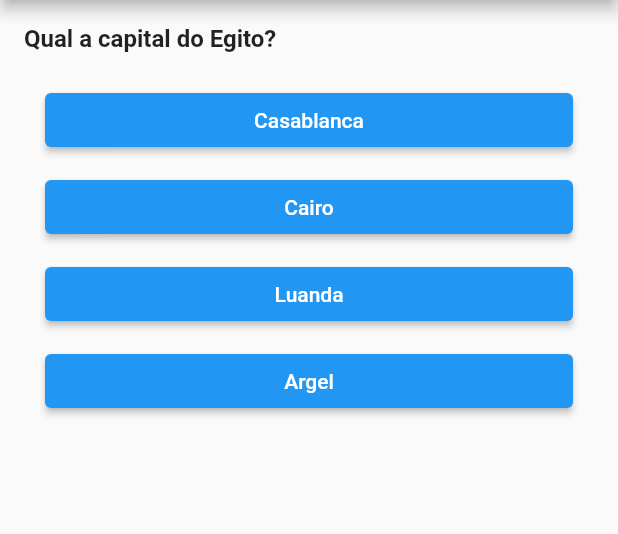
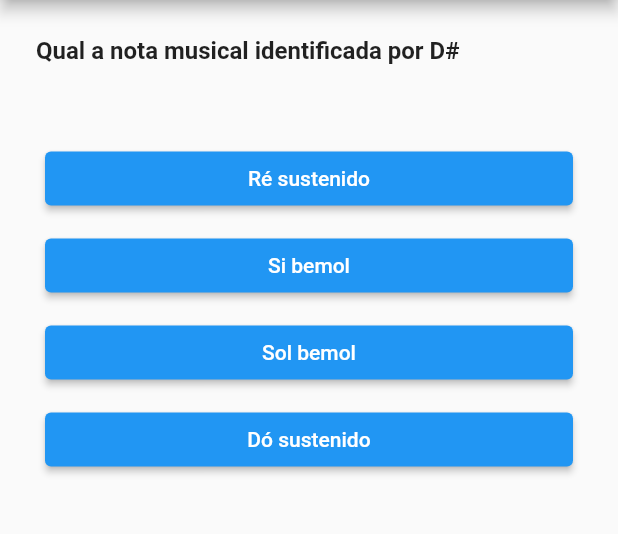
Before and after one commit to uespi-phb/prog4-20222, a Flutter app: the screen it shows after launch, on a phone screen of 412 x 824 dp, the part 84-618 px from its top. Run offline on Flutter 3.47's test engine with Material 2 defaults, Android fonts, the phone set to English and light mode, and no system bars.

Commit message:
Aula 2023-04-25

```diff
--- a/quizz/lib/models/database.dart
+++ b/quizz/lib/models/database.dart
@@ -1,60 +1,80 @@
 import './question.dart';
 
 class Database {
-  static const questions = [
+  static final questions = [
     Question(
+      score: 5,
       text: 'Qual a capital do Egito?',
       options: [
-        Option(text: 'Casablanca', correct: false),
-        Option(text: 'Cairo', correct: true),
-        Option(text: 'Luanda', correct: false),
-        Option(text: 'Argel', correct: false),
+        const Option(text: 'Casablanca', correct: false),
+        const Option(text: 'Cairo', correct: true),
+        const Option(text: 'Luanda', correct: false),
+        const Option(text: 'Argel', correct: false),
       ],
     ),
     Question(
+      score: 3,
       text: 'Qual a nota musical identificada por D#',
       options: [
-        Option(text: 'Dó sustenido', correct: false),
-        Option(text: 'Ré sustenido', correct: true),
-        Option(text: 'Sol bemol', correct: false),
-        Option(text: 'Si bemol', correct: false),
+        const Option(text: 'Dó sustenido', correct: false),
+        const Option(text: 'Ré sustenido', correct: true),
+        const Option(text: 'Sol bemol', correct: false),
+        const Option(text: 'Si bemol', correct: false),
       ],
     ),
     Question(
+      score: 2,
       text: 'Qual a linguagem de programação utilizada pelo framework Flutter?',
       options: [
-        Option(text: 'Dart', correct: true),
-        Option(text: 'Flutter', correct: false),
-        Option(text: 'Java', correct: false),
-        Option(text: 'Javascript', correct: false),
+        const Option(text: 'Dart', correct: true),
+        const Option(text: 'Flutter', correct: false),
+        const Option(text: 'Java', correct: false),
+        const Option(text: 'Javascript', correct: false),
       ],
     ),
     Question(
+      score: 8,
       text: 'Quem escreveu o livro 1984?',
       options: [
-        Option(text: 'George Orwell', correct: true),
-        Option(text: 'Herman Melville', correct: false),
-        Option(text: 'Ernest Hemingway', correct: false),
-        Option(text: 'Jane Austin', correct: false),
+        const Option(text: 'George Orwell', correct: true),
+        const Option(text: 'Herman Melville', correct: false),
+        const Option(text: 'Ernest Hemingway', correct: false),
+        const Option(text: 'Jane Austin', correct: false),
       ],
     ),
     Question(
+      score: 6,
       text: 'Quem foi a primeira pessoa a viajar no Espaço?',
       options: [
-        Option(text: 'Yuri Gagarin', correct: true),
-        Option(text: 'A cadela Laika', correct: false),
-        Option(text: 'Neil Armstrong', correct: false),
-        Option(text: 'Marcos Pontes', correct: false),
+        const Option(text: 'Yuri Gagarin', correct: true),
+        const Option(text: 'A cadela Laika', correct: false),
+        const Option(text: 'Neil Armstrong', correct: false),
+        const Option(text: 'Marcos Pontes', correct: false),
       ],
     ),
     Question(
+      score: 1,
       text: 'Que país tem o formato de uma bota?',
       options: [
-        Option(text: 'Itália', correct: true),
-        Option(text: 'Butão', correct: false),
-        Option(text: 'Portugal', correct: false),
-        Option(text: 'México', correct: false),
+        const Option(text: 'Itália', correct: true),
+        const Option(text: 'Butão', correct: false),
+        const Option(text: 'Portugal', correct: false),
+        const Option(text: 'México', correct: false),
       ],
     ),
   ];
+
+  static int get scoreTotal => questions.fold(
+        0,
+        (sum, q) => sum + q.score,
+      );
+
+  // static int scoreTotal() {
+  //   int total = 0;
+
+  //   for (var question in questions) {
+  //     total += question.score;
+  //   }
+  //   return total;
+  // }
 }
--- a/quizz/lib/models/question.dart
+++ b/quizz/lib/models/question.dart
@@ -1,12 +1,12 @@
 class Question {
   final String text;
   final List<Option> options;
-  final int value;
+  final int score;
 
-  const Question({
+  Question({
     required this.text,
     required this.options,
-    this.value = 1,
+    this.score = 1,
   });
 }
 
--- a/quizz/lib/screens/main_screen.dart
+++ b/quizz/lib/screens/main_screen.dart
@@ -6,14 +6,16 @@ import '../models/database.dart';
 import '../models/question.dart';
 
 class QuizzResult {
-  final int count;
-  final int wright;
-  final int score;
+  final int questionCount;
+  final int questionWright;
+  final int scorePlayer;
+  final int scoreTotal;
 
   QuizzResult({
-    required this.count,
-    required this.wright,
-    required this.score,
+    required this.questionCount,
+    required this.questionWright,
+    required this.scorePlayer,
+    required this.scoreTotal,
   });
 }
 
@@ -30,16 +32,36 @@ class _MainScreenState extends State<MainScreen> {
   int _quizzScore = 0;
   int _quizzWright = 0;
 
+  @override
+  void initState() {
+    super.initState();
+    _shuffleQuestions();
+  }
+
+  void _shuffleQuestions() {
+    _questions.shuffle();
+    for (var question in _questions) {
+      question.options.shuffle();
+    }
+  }
+
   void _optionSelected(Option option) {
     setState(() {
-      _quizzScore += _questions[_quizzIndex].value;
-      _quizzWright++;
       if (option.correct) {
-        _quizzIndex++;
+        _quizzScore += _questions[_quizzIndex].score;
+        _quizzWright++;
       }
+      _quizzIndex++;
     });
-    debugPrint('index = $_quizzIndex');
-    debugPrint('score = $_quizzScore');
+  }
+
+  void _restart() {
+    setState(() {
+      _quizzIndex = 0;
+      _quizzScore = 0;
+      _quizzWright = 0;
+    });
+    _shuffleQuestions();
   }
 
   @override
@@ -50,11 +72,12 @@ class _MainScreenState extends State<MainScreen> {
             optionPressed: _optionSelected,
           )
         : ResultScreen(
+            restart: _restart,
             result: QuizzResult(
-              count: _questions.length,
-              wright: _quizzWright,
-              score: _quizzScore,
-            ),
+                questionCount: _questions.length,
+                questionWright: _quizzWright,
+                scorePlayer: _quizzScore,
+                scoreTotal: _questions.fold(0, (sum, q) => sum + q.score)),
           );
   }
 }
--- a/quizz/lib/screens/question_screen.dart
+++ b/quizz/lib/screens/question_screen.dart
@@ -22,8 +22,9 @@ class QuestionScreen extends StatelessWidget {
       body: Column(
         crossAxisAlignment: CrossAxisAlignment.stretch,
         children: [
-          Padding(
-            padding: const EdgeInsets.all(16.0),
+          Container(
+            height: 90.0,
+            padding: const EdgeInsets.all(24.0),
             child: Text(
               question.text,
               style: const TextStyle(
```
Also changed, not shown: quizz/lib/screens/result_screen.dart (+88 -1 lines).
